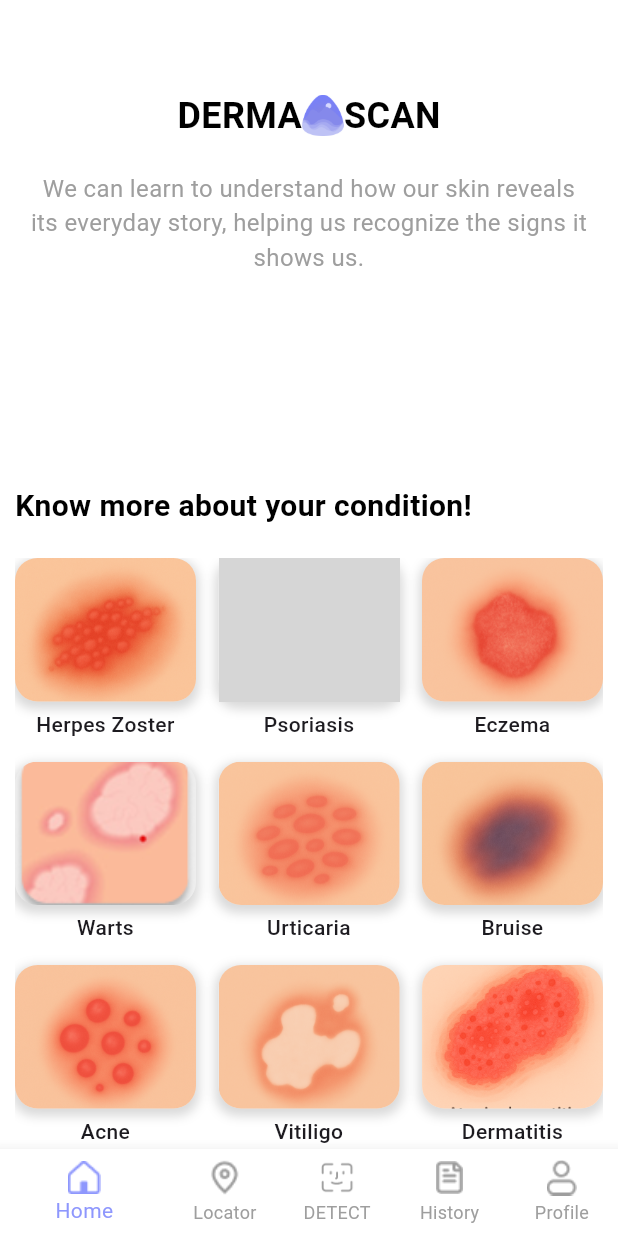
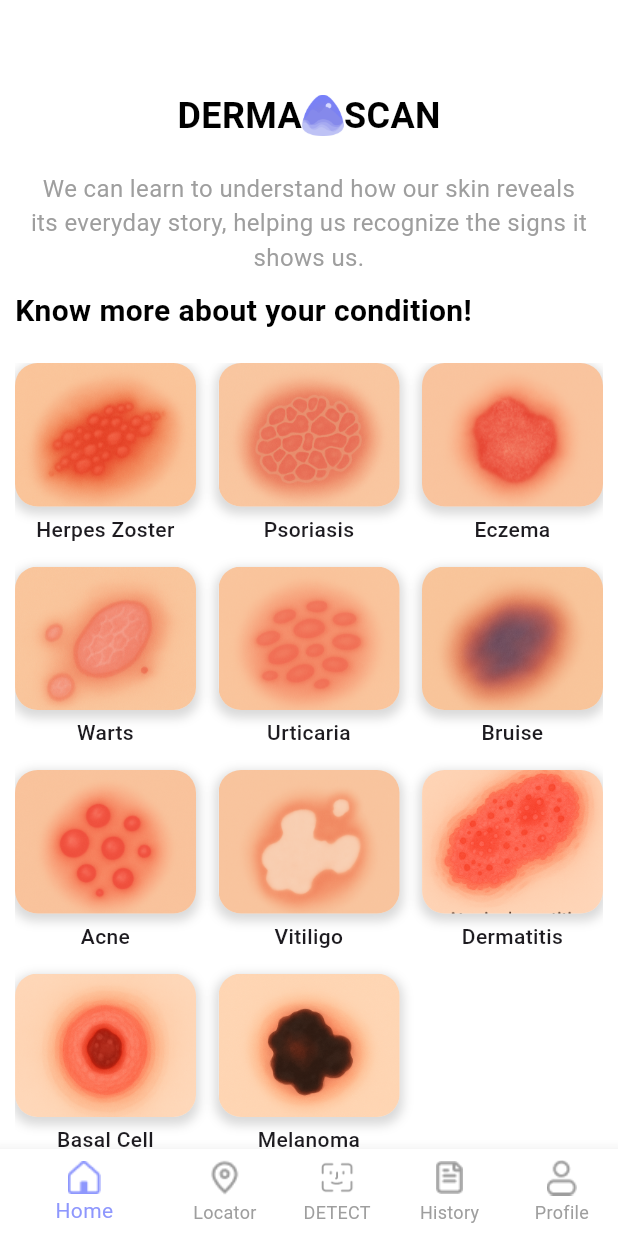
Before and after one commit to elsheikh33/derma_scan, a Flutter app: the screen it shows after launch, on a phone screen of 412 x 824 dp. Run offline on Flutter 3.47's test engine with Material 3 defaults, Android fonts, the light colour scheme and no system bars; our stand-ins replace animated_text_kit, cloud_firestore, connectivity_plus, firebase_auth, firebase_core, fluttertoast and 3 more; accounts and stored records are empty; grey boxes are pictures that could not be loaded.

Commit message:
zabat el messages

```diff
--- a/lib/DiseasesDescription/AcneDisease.dart
+++ b/lib/DiseasesDescription/AcneDisease.dart
@@ -14,7 +14,7 @@ class AcnePage extends StatelessWidget {
           crossAxisAlignment: CrossAxisAlignment.start,
           children: [
             Image.asset(
-              'assets/Acneimage.png',
+              'assets/acneImage.png',
               height: 250,
               width: double.infinity,
               fit: BoxFit.cover,
--- a/lib/DiseasesDescription/BruisePage.dart
+++ b/lib/DiseasesDescription/BruisePage.dart
@@ -14,7 +14,7 @@ class BruisePage extends StatelessWidget {
           crossAxisAlignment: CrossAxisAlignment.start,
           children: [
             Image.asset(
-              'assets/Bruiseimage.png',
+              'assets/BruiseImage.png',
               height: 250,
               width: double.infinity,
               fit: BoxFit.cover,
--- a/lib/DiseasesDescription/EczemaDisease.dart
+++ b/lib/DiseasesDescription/EczemaDisease.dart
@@ -14,7 +14,7 @@ class EczemaPage extends StatelessWidget {
           crossAxisAlignment: CrossAxisAlignment.start,
           children: [
             Image.asset(
-              'assets/Eczemaimage.png',
+              'assets/eczemaImage.png',
               height: 250,
               width: double.infinity,
               fit: BoxFit.cover,
--- a/lib/DiseasesDescription/HerpsDisease.dart
+++ b/lib/DiseasesDescription/HerpsDisease.dart
@@ -14,7 +14,7 @@ class HerpesPage extends StatelessWidget {
           crossAxisAlignment: CrossAxisAlignment.start,
           children: [
             Image.asset(
-              'assets/Herpsimage.png',
+              'assets/herpsIamge.png',
               height: 250,
               width: double.infinity,
               fit: BoxFit.cover,
--- a/lib/DiseasesDescription/PsoriasisDisease.dart
+++ b/lib/DiseasesDescription/PsoriasisDisease.dart
@@ -14,7 +14,7 @@ class PsoriasisPage extends StatelessWidget {
           crossAxisAlignment: CrossAxisAlignment.start,
           children: [
             Image.asset(
-              'assets/Psoriasisimage.png',
+              'assets/PsoriasisImage.png',
               height: 250,
               width: double.infinity,
               fit: BoxFit.cover,
--- a/lib/DiseasesDescription/urticariaDisease.dart
+++ b/lib/DiseasesDescription/urticariaDisease.dart
@@ -14,7 +14,7 @@ class UrticariaPage extends StatelessWidget {
           crossAxisAlignment: CrossAxisAlignment.start,
           children: [
             Image.asset(
-              'assets/Urticariaimage.png',
+              'assets/UrticariaImage.png',
               height: 250,
               width: double.infinity,
               fit: BoxFit.cover,
--- a/lib/DiseasesDescription/vitiligoDisease.dart
+++ b/lib/DiseasesDescription/vitiligoDisease.dart
@@ -14,7 +14,7 @@ class VitiligoPage extends StatelessWidget {
           crossAxisAlignment: CrossAxisAlignment.start,
           children: [
             Image.asset(
-              'assets/Vitiligoimage.png',
+              'assets/VitiligoImage.png',
               height: 250,
               width: double.infinity,
               fit: BoxFit.cover,
--- a/lib/DiseasesDescription/wartsDisease.dart
+++ b/lib/DiseasesDescription/wartsDisease.dart
@@ -14,7 +14,7 @@ class WartsPage extends StatelessWidget {
           crossAxisAlignment: CrossAxisAlignment.start,
           children: [
             Image.asset(
-              'assets/Wartsimage.png',
+              'assets/wartsImage.png',
               height: 250,
               width: double.infinity,
               fit: BoxFit.cover,
--- a/lib/screens/Main_page.dart
+++ b/lib/screens/Main_page.dart
@@ -64,16 +64,6 @@ class _MainScreenState extends State<MainPage> {
             ),
           ),
           const SizedBox(height: 10),
-          Container(
-            height: 120,
-            margin: const EdgeInsets.symmetric(horizontal: 20),
-            decoration: BoxDecoration(
-              borderRadius: BorderRadius.circular(20),
-
-              ),
-            ),
-
-          const SizedBox(height: 10),
           Expanded(
             child: DiseaseGridView(),
           ),
@@ -139,7 +129,7 @@ class DiseaseGridView extends StatelessWidget {
     {'name': 'Herpes Zoster', 'image': 'assets/herpsIamge.png'},
     {'name': 'Psoriasis', 'image': 'assets/PsoriasisImage.png'},
     {'name': 'Eczema', 'image': 'assets/eczemaImage.png'},
-    {'name': 'Warts', 'image': 'assets/Wartsimage.png'},
+    {'name': 'Warts', 'image': 'assets/wartsImage.png'},
     {'name': 'Urticaria', 'image': 'assets/UrticariaImage.png'},
     {'name': 'Bruise', 'image': 'assets/BruiseImage.png'},
     {'name': 'Acne', 'image': 'assets/acneImage.png'},
```
Also changed, not shown: assets/PsoriasisImage.png (added), assets/Wartsimage.png (deleted), assets/wartsImage.png (added).
